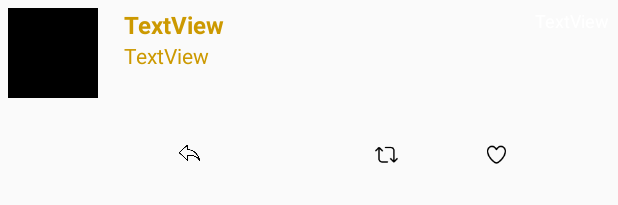
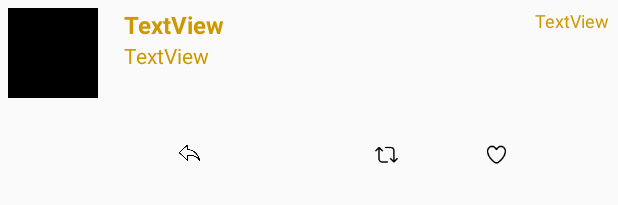
Before and after one commit to cheygaima/Twitter, an Android app: the layout item_tweet.xml on its own in the app's theme, with its tools: preview values and no code run, on a phone screen of 412 x 824 dp. Shown: the top 205 px of the screen. Run offline under Robolectric (Android 15) with nearby library versions, the phone set to English and light mode, and no system bars.

Commit message:
timestamp color

```diff
--- a/app/src/main/res/layout/item_tweet.xml
+++ b/app/src/main/res/layout/item_tweet.xml
@@ -48,7 +48,7 @@
         android:layout_alignParentEnd="true"
         android:layout_alignParentTop="true"
         android:text="TextView"
-        android:textColor="@android:color/white"
+        android:textColor="#cc9900"
         android:textSize="12sp" />
 
     <ImageView
```
